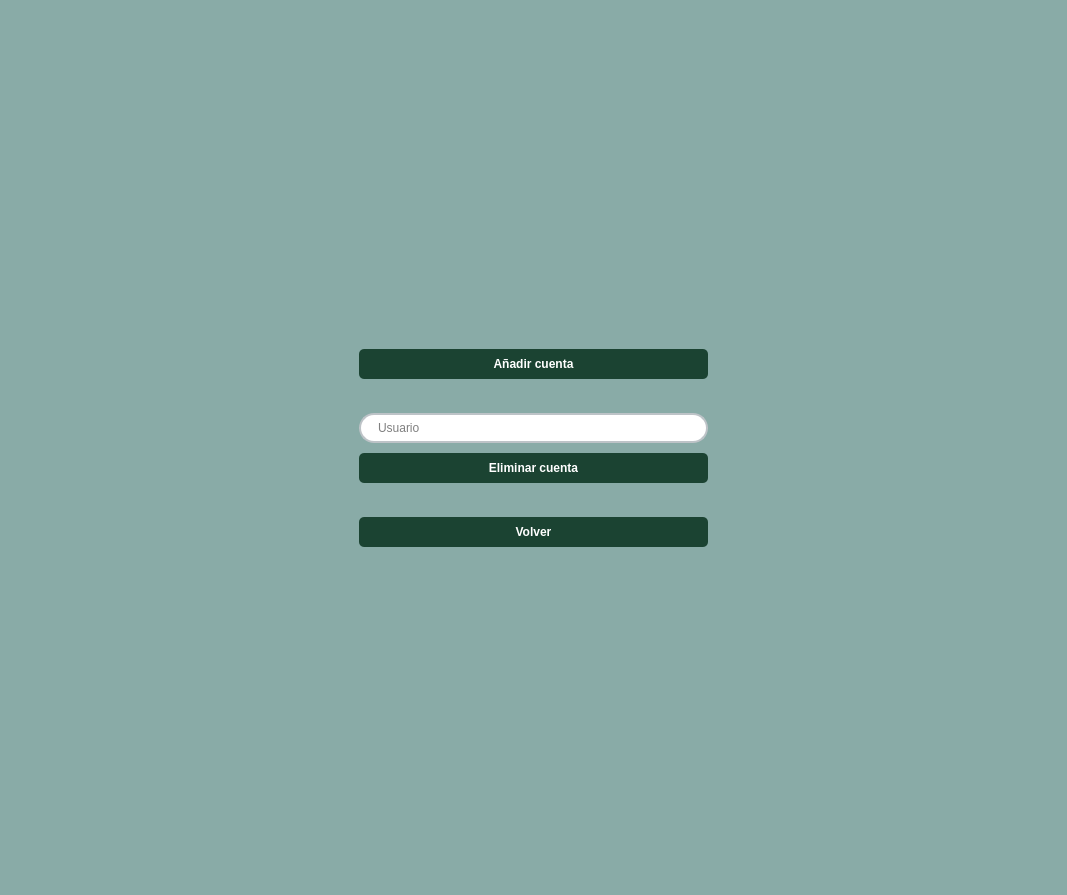
First picture: the form in src/vista/Ui/VistaGestionarCuentas.ui, repository ivantm1/proyecto-software, before the edit.
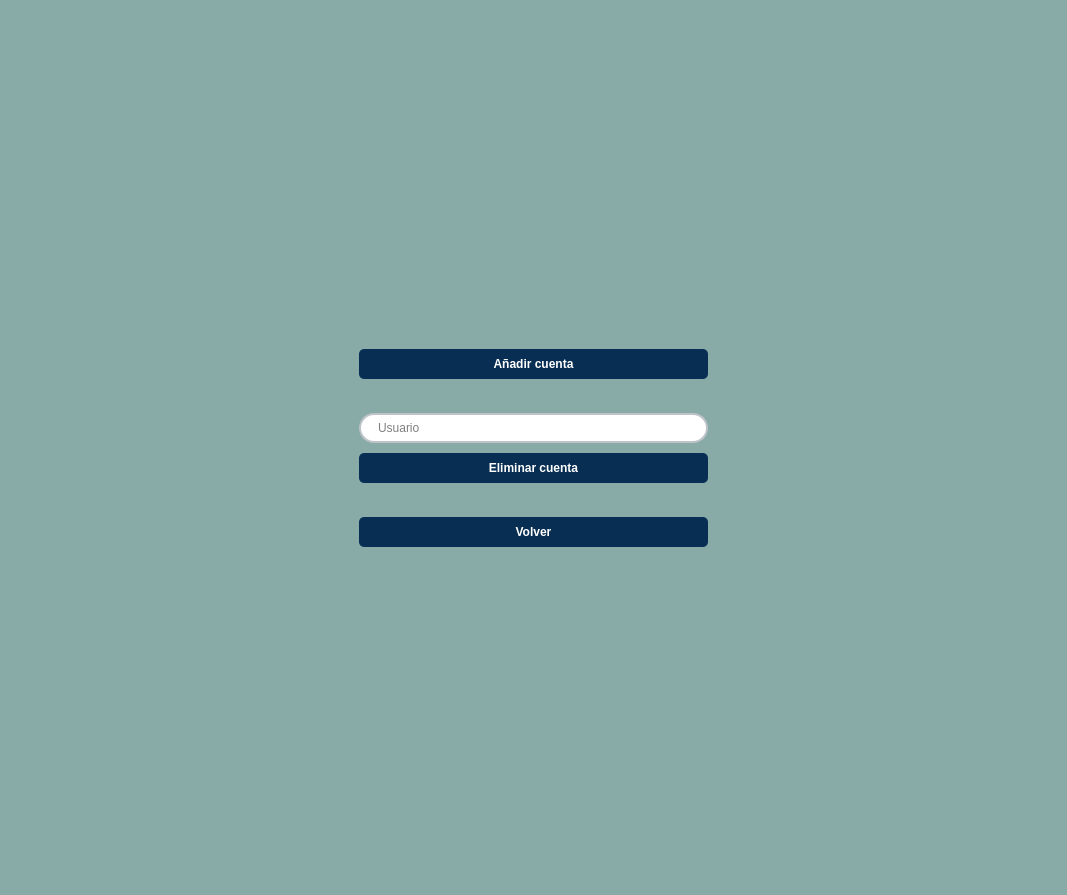
Second picture: the form after the edit.

Commit message: Todas las vistas cambiadas

What changed in the file:
```diff
--- a/src/vista/Ui/VistaGestionarCuentas.ui
+++ b/src/vista/Ui/VistaGestionarCuentas.ui
@@ -68,9 +68,9 @@
       <widget class="QPushButton" name="boton_cuenta">
        <property name="styleSheet">
         <string notr="true">QPushButton {
-    background-color: #1B4332; 
-    color: white; 
-    border-radius: 5px;  
+    background-color: #082e53; 
+    color: white;  
+    border-radius: 5px; 
     padding: 8px;  
     font-weight: bold;
 }
@@ -122,9 +122,9 @@
       <widget class="QPushButton" name="boton_eliminar">
        <property name="styleSheet">
         <string notr="true">QPushButton {
-    background-color: #1B4332; 
-    color: white; 
-    border-radius: 5px;  
+    background-color: #082e53; 
+    color: white;  
+    border-radius: 5px; 
     padding: 8px;  
     font-weight: bold;
 }
@@ -153,9 +153,9 @@
       <widget class="QPushButton" name="boton_volver">
        <property name="styleSheet">
         <string notr="true">QPushButton {
-    background-color: #1B4332; 
-    color: white; 
-    border-radius: 5px;  
+    background-color: #082e53; 
+    color: white;  
+    border-radius: 5px; 
     padding: 8px;  
     font-weight: bold;
 }
```
Left out of the diff: 12 changed lines with no effect on the pictures. The commit also changes 9 other files.
